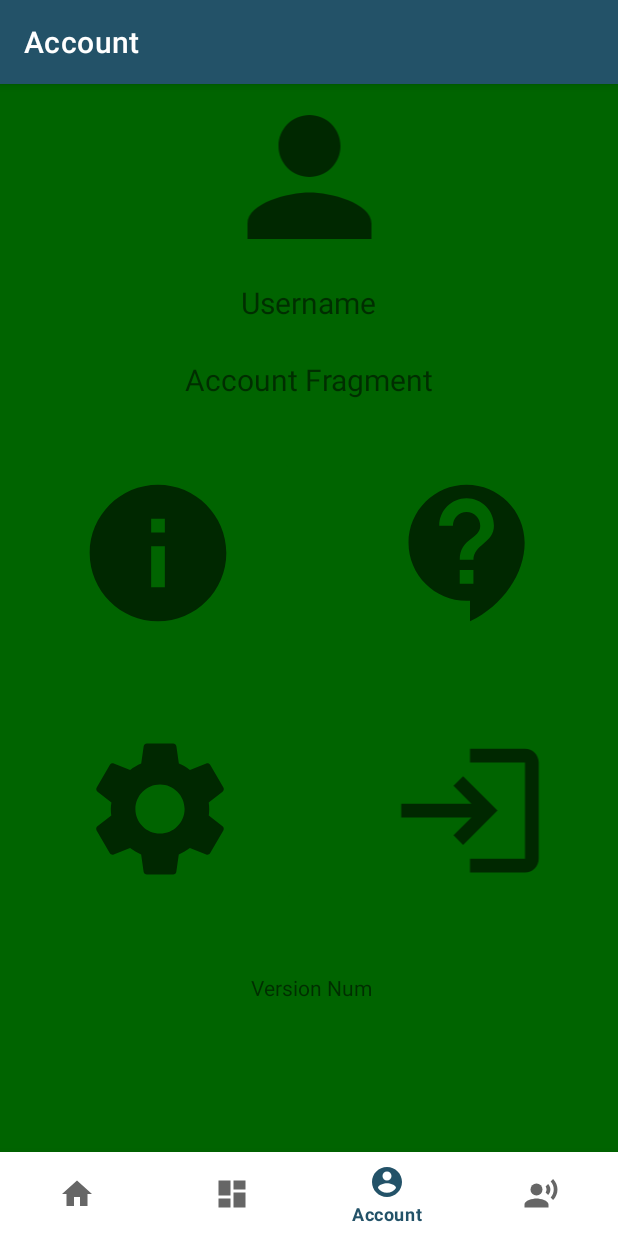
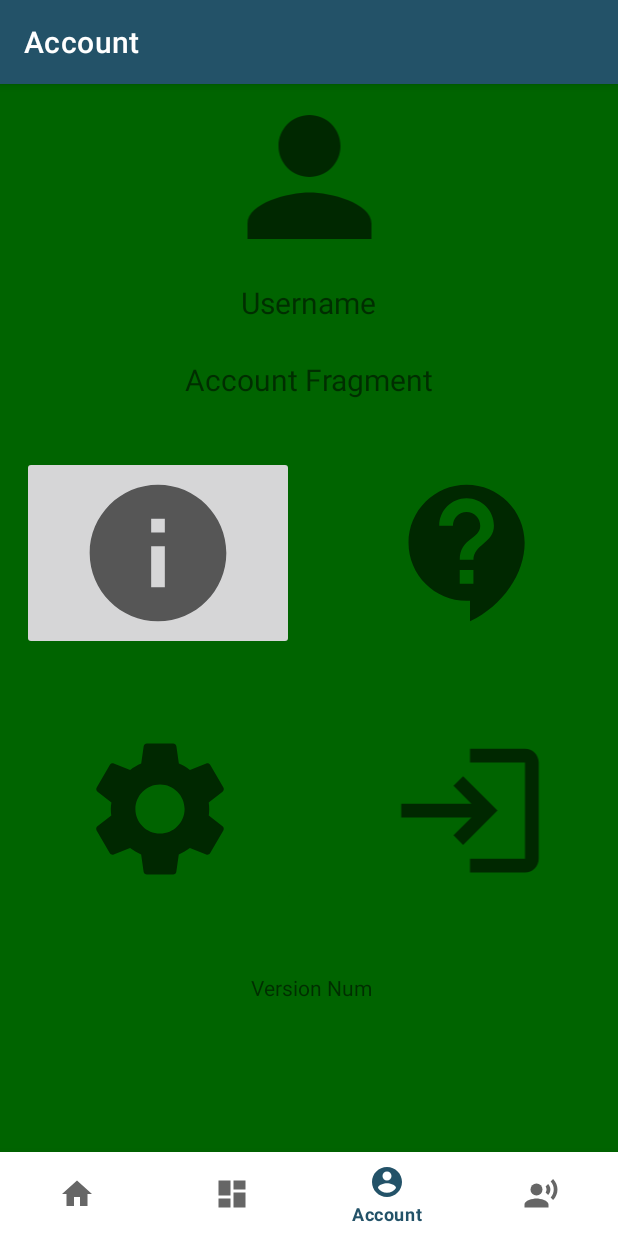
Before and after one commit to DanielMoore4875/Aphrodite, an Android app: the AccountFragment screen opened through its navigation route, on a phone screen of 412 x 824 dp. Run offline under Robolectric (Android 15) with nearby library versions, the light colour scheme and no system bars; our stand-ins replace navigation-ui; Roboto replaces fonts that are not available here.

Commit message:
changed colours

```diff
--- a/AphroditeApp/src/main/res/layout/fragment_account.xml
+++ b/AphroditeApp/src/main/res/layout/fragment_account.xml
@@ -84,7 +84,7 @@
         android:id="@+id/AF_ImageButton_about"
         android:layout_width="181dp"
         android:layout_height="129dp"
-        android:backgroundTint="@color/dark_green"
+        android:backgroundTint="@color/lighter_oak"
         android:scaleType="fitCenter"
         android:src="@drawable/about"
         app:layout_constraintBottom_toBottomOf="parent"
```
